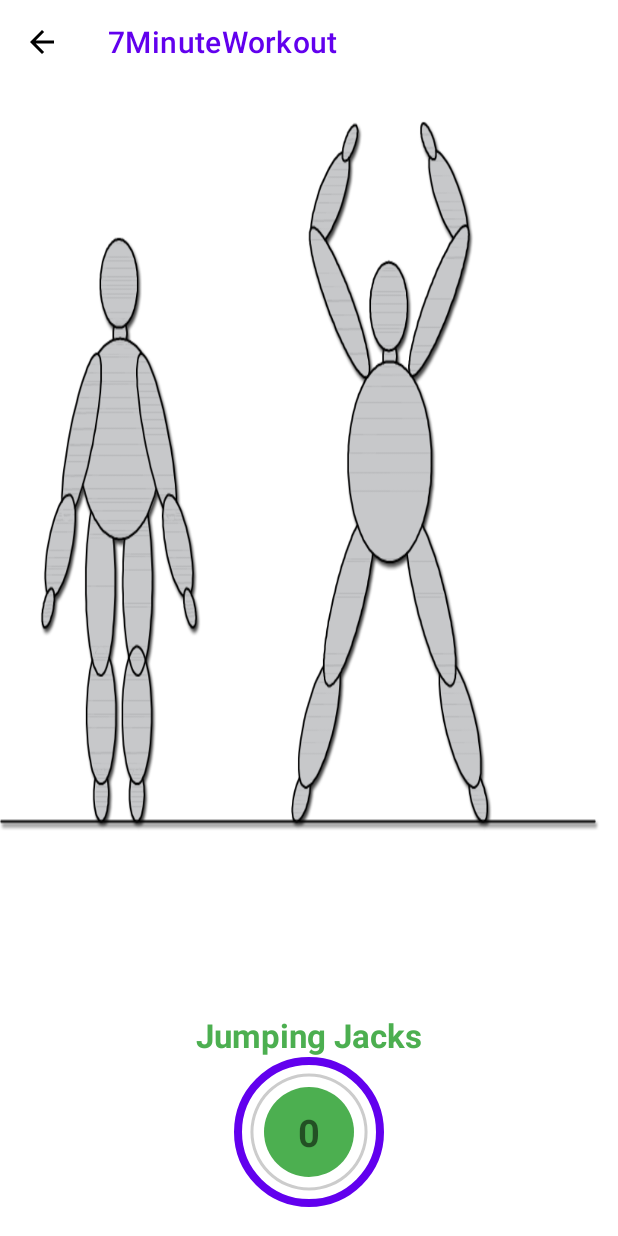
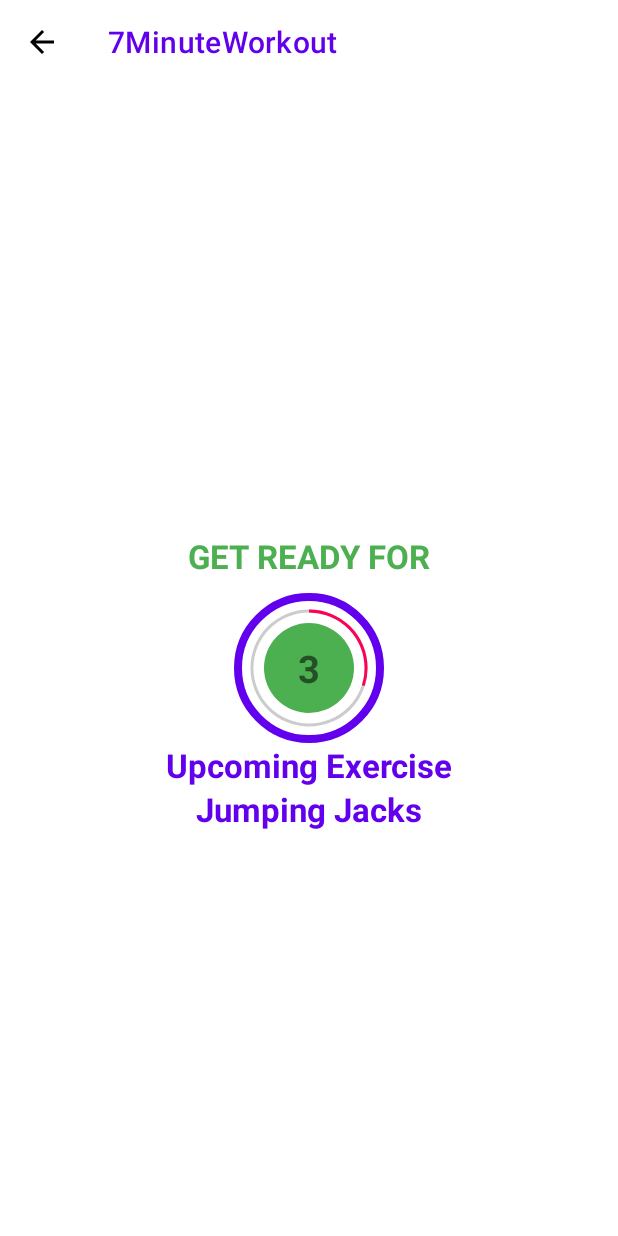
Before and after one commit to DumindaKuruppu/7-minute-workout-app, an Android app: the ExerciseActivity screen opened directly, with no data from a screen before it, on a phone screen of 412 x 824 dp. Run offline under Robolectric (Android 15) with nearby library versions, the phone set to English and light mode, and no system bars.

Commit message:
upcming exercise display

```diff
--- a/app/src/main/java/com/example/a7minuteworkout/ExerciseActivity.kt
+++ b/app/src/main/java/com/example/a7minuteworkout/ExerciseActivity.kt
@@ -11,11 +11,11 @@ class ExerciseActivity : AppCompatActivity() {
     private var binding: ActivityExerciseBinding? = null
 
     private var restTimer: CountDownTimer? = null
-    private var restTimerDuration: Long = 1000
+    private var restTimerDuration: Long = 5000
     private var restProgress = 0
 
     private var exerciseTimer: CountDownTimer? = null
-    private var exerciseTimerDuration: Long = 1000
+    private var exerciseTimerDuration: Long = 30000
     private var exerciseProgress = 0
 
     private var exerciseList: ArrayList<ExerciseModel>? = null
@@ -87,11 +87,15 @@ class ExerciseActivity : AppCompatActivity() {
         binding?.textViewTitle?.visibility = View.VISIBLE
         binding?.textViewExercise?.visibility = View.INVISIBLE
         binding?.exerciseImageView?.visibility = View.INVISIBLE
+        binding?.textViewExerciseUpcomingLabel?.visibility = View.VISIBLE
+        binding?.textViewUpcomingExerciseName?.visibility = View.VISIBLE
 
         if (restTimer != null) {
             restTimer?.cancel()
             restProgress = 0
         }
+
+        binding?.textViewUpcomingExerciseName?.text = exerciseList!![currentExercisePosition + 1].getName()
         setRestProgressBar()
     }
 
@@ -101,6 +105,8 @@ class ExerciseActivity : AppCompatActivity() {
         binding?.textViewTitle?.visibility = View.INVISIBLE
         binding?.textViewExercise?.visibility = View.VISIBLE
         binding?.exerciseImageView?.visibility = View.VISIBLE
+        binding?.textViewExerciseUpcomingLabel?.visibility = View.INVISIBLE
+        binding?.textViewUpcomingExerciseName?.visibility = View.INVISIBLE
         binding?.textViewExercise?.text = exerciseList?.get(currentExercisePosition)?.getName()
         binding?.exerciseImageView?.setImageResource(exerciseList!![currentExercisePosition].getImage())
 
--- a/app/src/main/res/layout/activity_exercise.xml
+++ b/app/src/main/res/layout/activity_exercise.xml
@@ -34,10 +34,10 @@
         android:layout_height="100dp"
         android:layout_marginTop="10dp"
         android:background="@drawable/item_circular_color_accent_border"
-        app:layout_constraintTop_toBottomOf="@id/toolbarExercise"
         app:layout_constraintBottom_toBottomOf="parent"
         app:layout_constraintEnd_toEndOf="parent"
-        app:layout_constraintStart_toStartOf="parent">
+        app:layout_constraintStart_toStartOf="parent"
+        app:layout_constraintTop_toBottomOf="@id/toolbarExercise">
 
         <ProgressBar
             android:id="@+id/progressBar"
@@ -70,6 +70,33 @@
         </LinearLayout>
     </FrameLayout>
 
+    <TextView
+        android:id="@+id/textViewExerciseUpcomingLabel"
+        android:layout_width="wrap_content"
+        android:layout_height="wrap_content"
+        android:text="@string/upcoming_exercise"
+        android:textColor="@color/design_default_color_primary"
+        android:textSize="22sp"
+        android:textStyle="bold"
+        app:layout_constraintBottom_toTopOf="@id/textViewUpcomingExerciseName"
+        app:layout_constraintEnd_toEndOf="parent"
+        app:layout_constraintStart_toStartOf="parent"
+        app:layout_constraintTop_toBottomOf="@id/flRestView"
+        tools:visibility="visible" />
+
+    <TextView
+        android:id="@+id/textViewUpcomingExerciseName"
+        android:layout_width="wrap_content"
+        android:layout_height="wrap_content"
+        android:textColor="@color/design_default_color_primary"
+        android:textSize="22sp"
+        android:textStyle="bold"
+        app:layout_constraintEnd_toEndOf="parent"
+        app:layout_constraintStart_toStartOf="parent"
+        app:layout_constraintTop_toBottomOf="@id/textViewExerciseUpcomingLabel"
+        tools:text="Jumping jacks"
+        tools:visibility="visible" />
+
     <ImageView
         android:id="@+id/exerciseImageView"
         android:layout_width="match_parent"
@@ -85,17 +112,17 @@
     <TextView
         android:id="@+id/textViewExercise"
         android:layout_width="wrap_content"
+        android:layout_height="wrap_content"
         android:textColor="@color/color_accent"
         android:textSize="22sp"
         android:textStyle="bold"
         android:visibility="gone"
-        tools:visibility="visible"
+        app:layout_constraintBottom_toTopOf="@id/flExerciseView"
+        app:layout_constraintEnd_toEndOf="parent"
+        app:layout_constraintStart_toStartOf="parent"
+        app:layout_constraintTop_toBottomOf="@id/exerciseImageView"
         tools:text="The Exercise"
-        app:layout_constraintStart_toStartOf="parent"
-        app:layout_constraintEnd_toEndOf="parent"
-        app:layout_constraintTop_toBottomOf="@id/exerciseImageView"
-        app:layout_constraintBottom_toTopOf="@id/flExerciseView"
-        android:layout_height="wrap_content" />
+        tools:visibility="visible" />
 
 
     <FrameLayout
@@ -104,12 +131,12 @@
         android:layout_height="100dp"
         android:layout_marginTop="10dp"
         android:background="@drawable/item_circular_color_accent_border"
-        app:layout_constraintTop_toBottomOf="@id/exerciseImageView"
+        android:visibility="gone"
         app:layout_constraintBottom_toBottomOf="parent"
         app:layout_constraintEnd_toEndOf="parent"
-        android:visibility="gone"
-        tools:visibility="visible"
-        app:layout_constraintStart_toStartOf="parent">
+        app:layout_constraintStart_toStartOf="parent"
+        app:layout_constraintTop_toBottomOf="@id/exerciseImageView"
+        tools:visibility="visible">
 
         <ProgressBar
             android:id="@+id/progressBarExercise"
--- a/app/src/main/res/values/strings.xml
+++ b/app/src/main/res/values/strings.xml
@@ -4,4 +4,5 @@
     <string name="start_image">Start Image</string>
     <string name="get_ready_for">GET READY FOR</string>
     <string name="exercise_name">Exercise Name</string>
+    <string name="upcoming_exercise">Upcoming Exercise</string>
 </resources>
```
